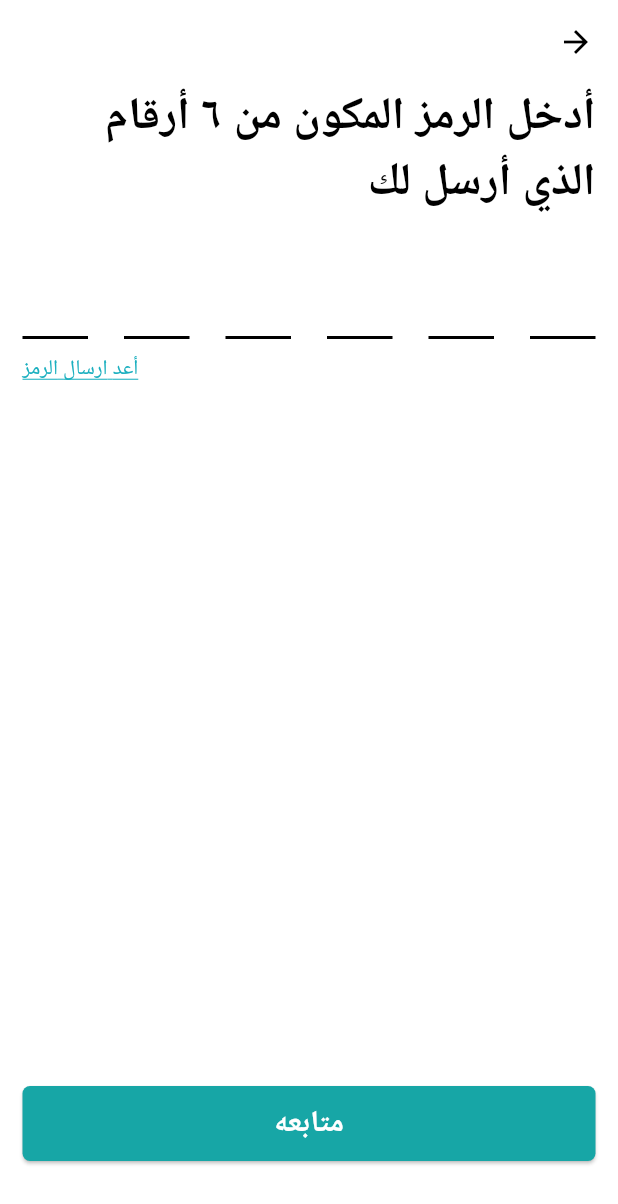
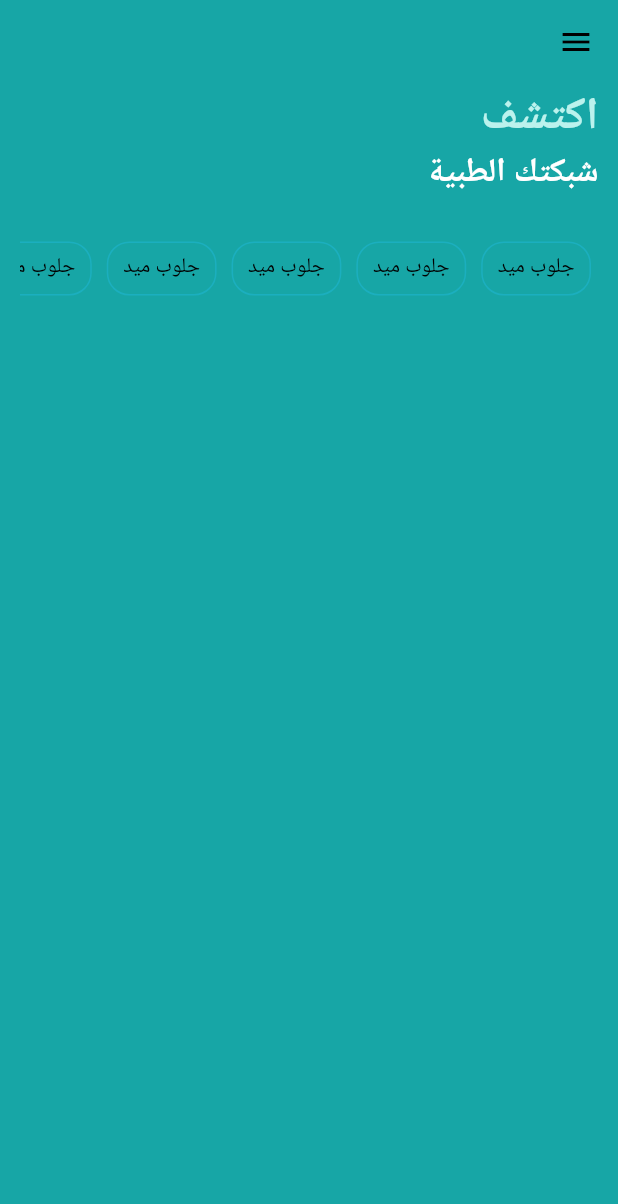
Before and after one commit to AhmedYasserabdelraziq/Ryan, a Flutter app: the VerifyPhoneScreen screen opened by its route, after a tap on "متابعه", on a phone screen of 412 x 824 dp. Shown: the top 1204 px of the screen. Run offline on Flutter 3.47's test engine with Material 2 defaults, Android fonts, the phone set to English and light mode, and no system bars; our stand-ins replace get_it.

Commit message:
add title and tabBar_widget.dart

```diff
--- a/lib/config/routs/app_router.dart
+++ b/lib/config/routs/app_router.dart
@@ -1,4 +1,5 @@
 import 'package:Ryan/config/routs/routs_names.dart';
+import 'package:Ryan/screens/home_screen/view/home_screen.dart';
 import 'package:Ryan/screens/login_screens/view/begin_phone_login_screen.dart';
 import 'package:Ryan/screens/login_screens/view/phone_login_screen.dart';
 import 'package:Ryan/screens/login_screens/view/verify_phone_number_screen.dart';
@@ -25,6 +26,10 @@ class AppRouter {
         return MaterialPageRoute(
           builder: ((context) => const VerifyPhoneScreen()),
         );
+      case RouteName.HOME:
+        return MaterialPageRoute(
+          builder: ((context) => const HomeScreen()),
+        );
       default:
         return notFound();
     }
--- a/lib/config/routs/routs_names.dart
+++ b/lib/config/routs/routs_names.dart
@@ -3,4 +3,5 @@ class RouteName {
   static const String BEGIN_PHONE_LOGIN = '/begin_phone_login';
   static const String PHONE_LOGIN = '/phone_login';
   static const String VERIFY_PHONE = '/verify_phone';
+  static const String HOME = '/home';
 }
--- /dev/null
+++ b/lib/screens/home_screen/view/home_screen.dart
@@ -0,0 +1,73 @@
+import 'package:Ryan/core/utils/colors.dart';
+import 'package:Ryan/core/utils/common_functions.dart';
+import 'package:Ryan/screens/home_screen/view_model/home_screen_view_model.dart';
+import 'package:Ryan/services/services_locator.dart';
+import 'package:flutter/material.dart';
+import 'package:provider/provider.dart';
+
+import '../widget/tabBar_widget.dart';
+
+class HomeScreen extends StatelessWidget {
+  const HomeScreen({super.key});
+
+  @override
+  Widget build(BuildContext context) {
+    return ChangeNotifierProvider(
+      create: (BuildContext context) => locator<HomeScreenViewModel>(),
+      child: const HomeView(),
+    );
+  }
+}
+
+class HomeView extends StatelessWidget {
+  const HomeView({super.key});
+
+  @override
+  Widget build(BuildContext context) {
+    return Scaffold(
+      drawer: const Icon(Icons.add),
+      backgroundColor: AppColors.primary,
+      appBar: AppBar(
+        backgroundColor: AppColors.primary,
+      ),
+      body: Column(
+        crossAxisAlignment: CrossAxisAlignment.start,
+        children: [
+          Padding(
+            padding: const EdgeInsets.symmetric(horizontal: 13.0),
+            child:
+                Column(crossAxisAlignment: CrossAxisAlignment.start, children: [
+              Text(
+                'اكتشف',
+                style: TextStyle(
+                  fontSize: 30,
+                  fontWeight: FontWeight.bold,
+                  color: AppColors.fourthColor,
+                ),
+              ),
+              Text(
+                'شبكتك الطبية',
+                style: TextStyle(
+                  fontSize: 22,
+                  fontWeight: FontWeight.bold,
+                  color: AppColors.whiteColor,
+                ),
+              ),
+              heightSpace(25),
+              SingleChildScrollView(
+                scrollDirection: Axis.horizontal,
+                child: Row(
+                  children: List.generate(
+                    6,
+                    (index) => const ListOfContainer(),
+                  ),
+                ),
+              ),
+            ]),
+          ),
+          heightSpace(45),
+        ],
+      ),
+    );
+  }
+}
--- /dev/null
+++ b/lib/screens/home_screen/view_model/home_screen_view_model.dart
@@ -0,0 +1,18 @@
+import 'package:flutter/material.dart';
+
+class HomeScreenViewModel extends ChangeNotifier {
+  String selectDropValue = '1';
+  List titles = ['فئه', 'محافظة', 'منطقة', 'نوع مقدم الخدمة', 'التخصص'];
+
+  List<String> body1 = ['1', '2', '3', '4', '5', '6', '7', '8'];
+
+  // List body2 = [1, 2, 3, 4, 5, 6, 7, 8];
+  // List body3 = [1, 2, 3, 4, 5, 6, 7, 8];
+  // List body4 = [1, 2, 3, 4, 5, 6, 7, 8];
+  // List body5 = [1, 2, 3, 4, 5, 6, 7, 8];
+
+  void selectValues(String selectValue) {
+    selectDropValue = selectValue;
+    notifyListeners();
+  }
+}
--- /dev/null
+++ b/lib/screens/home_screen/widget/tabBar_widget.dart
@@ -0,0 +1,24 @@
+import 'package:flutter/material.dart';
+
+import '../../../core/utils/colors.dart';
+class ListOfContainer extends StatelessWidget {
+  const ListOfContainer({
+    super.key,
+  });
+
+  @override
+  Widget build(BuildContext context) {
+    return Container(
+      padding: const EdgeInsets.symmetric(horizontal: 10),
+      margin: const EdgeInsets.all(5),
+      height: 36,
+      decoration: BoxDecoration(
+        border: Border.all(color: AppColors.secondaryColor, width: 1),
+        borderRadius: BorderRadius.circular(15),
+      ),
+      child: const Center(
+        child: Text('جلوب ميد'),
+      ),
+    );
+  }
+}
--- a/lib/screens/login_screens/view/verify_phone_number_screen.dart
+++ b/lib/screens/login_screens/view/verify_phone_number_screen.dart
@@ -27,7 +27,7 @@ class VerifyPhoneScreen extends StatelessWidget {
               ),
             ),
             heightSpace(30),
-            verifyCodeWidget(),
+            verifyCodeWidget(context),
             heightSpace(10),
             Row(
               mainAxisAlignment: MainAxisAlignment.end,
@@ -40,12 +40,18 @@ class VerifyPhoneScreen extends StatelessWidget {
                     decoration: TextDecoration.underline,
                   ),
                 ).onTap(() {
-                  Navigator.of(context).pushReplacementNamed(RouteName.PHONE_LOGIN);
+                  Navigator.of(context)
+                      .pushReplacementNamed(RouteName.PHONE_LOGIN);
                 })
               ],
             ),
             Expanded(child: heightSpace(1)),
-            primaryButton(title: 'متابعه', onPressed: () {})
+            primaryButton(
+                title: 'متابعه',
+                onPressed: () {
+                  Navigator.of(context)
+                      .pushNamedAndRemoveUntil(RouteName.HOME, (r) => false);
+                })
           ],
         ),
       ),
--- a/lib/screens/login_screens/widget/text_field_widget.dart
+++ b/lib/screens/login_screens/widget/text_field_widget.dart
@@ -43,9 +43,14 @@ class TextFieldWidget extends StatelessWidget {
   }
 }
 
-Widget verifyTextField() {
+Widget verifyTextField(context) {
   return Expanded(
-    child: TextField(
+    child: TextFormField(
+        onChanged: (value) {
+          if (value.length == 1) {
+            FocusScope.of(context).nextFocus();
+          }
+        },
         textAlign: TextAlign.center,
         style: const TextStyle(fontSize: 24),
         keyboardType: TextInputType.number,
@@ -61,18 +66,18 @@ Widget verifyTextField() {
   );
 }
 
-Widget verifyCodeWidget() {
+Widget verifyCodeWidget(context) {
   return Row(children: [
-    verifyTextField(),
+    verifyTextField(context),
     widthSpace(24),
-    verifyTextField(),
+    verifyTextField(context),
     widthSpace(24),
-    verifyTextField(),
+    verifyTextField(context),
     widthSpace(24),
-    verifyTextField(),
+    verifyTextField(context),
     widthSpace(24),
-    verifyTextField(),
+    verifyTextField(context),
     widthSpace(24),
-    verifyTextField(),
+    verifyTextField(context),
   ]);
 }
--- a/lib/services/services_locator.dart
+++ b/lib/services/services_locator.dart
@@ -1,3 +1,4 @@
+import 'package:Ryan/screens/home_screen/view_model/home_screen_view_model.dart';
 import 'package:get_it/get_it.dart';
 
 import '../screens/login_screens/view_model/phone_login_screen_view_model.dart';
@@ -7,5 +8,6 @@ GetIt locator = GetIt.instance;
 
 Future setupLocator() async {
   locator.registerFactory(() => SplashScreenViewModel());
-  locator.registerLazySingleton(() => LoginByPhoneViewModel());
+  locator.registerFactory(() => LoginByPhoneViewModel());
+  locator.registerFactory(() => HomeScreenViewModel());
 }
```
